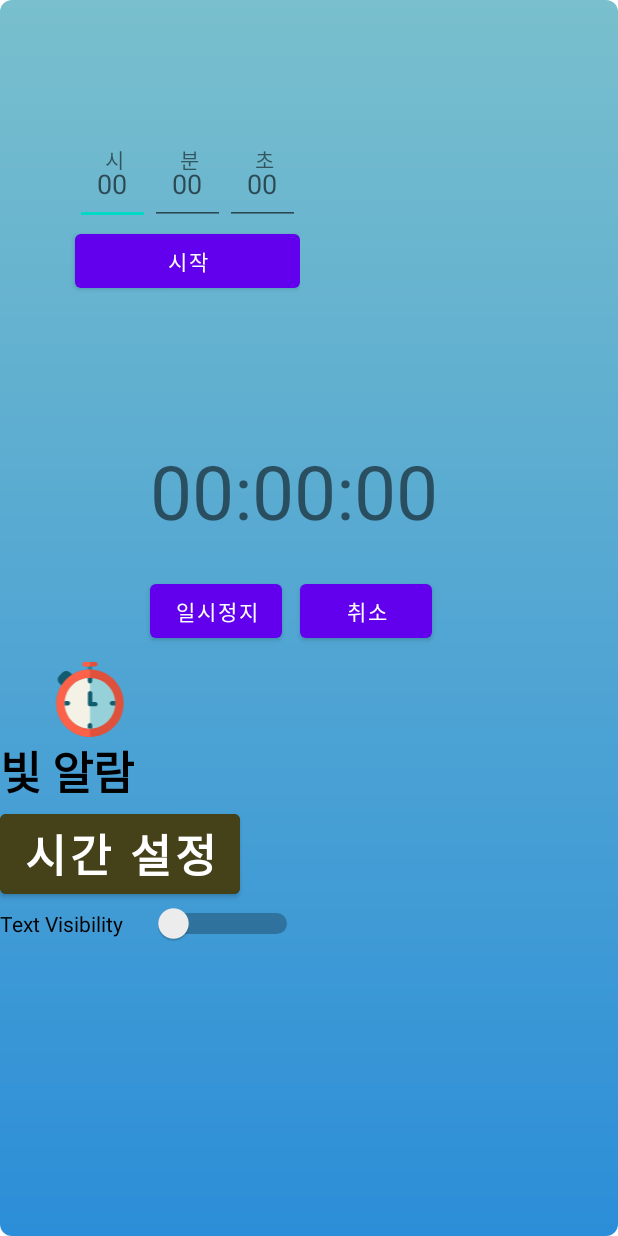
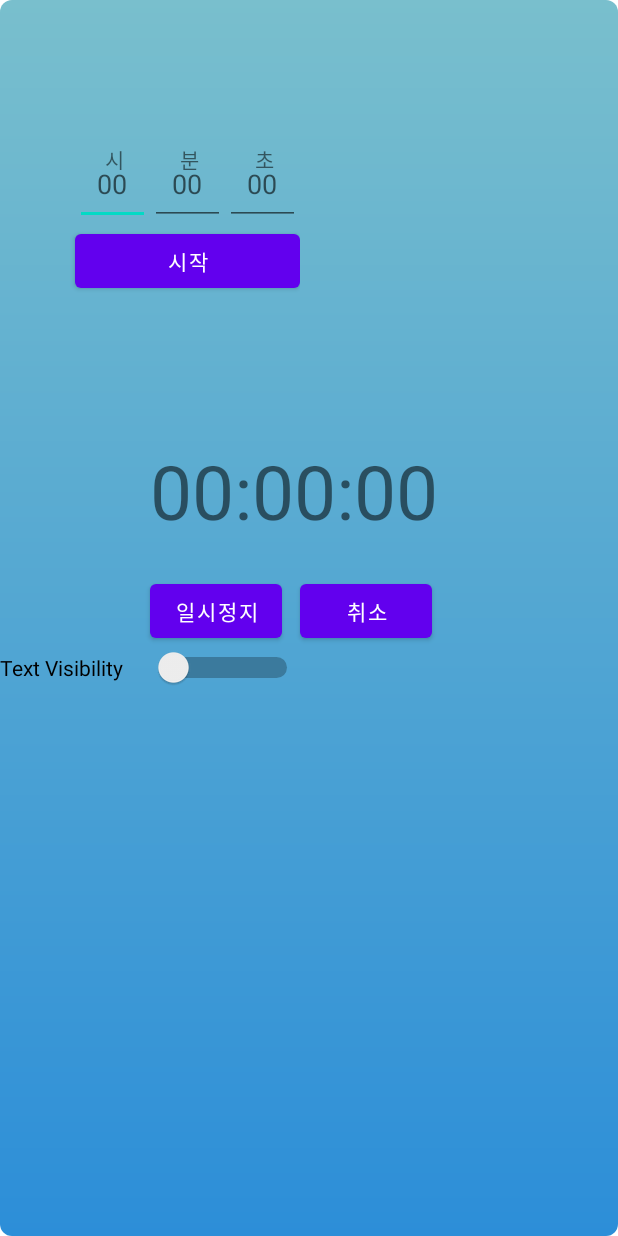
Before and after one commit to aksnd/github_androidstudio, an Android app: the layout activity_main.xml on its own in the app's theme, with its tools: preview values and no code run, on a phone screen of 412 x 824 dp. Run offline under Robolectric (Android 15) with nearby library versions, the phone set to English and light mode, and no system bars.

Commit message:
after after timer

```diff
--- a/app/src/main/java/com/example/github_androidstudio/MainActivity.kt
+++ b/app/src/main/java/com/example/github_androidstudio/MainActivity.kt
@@ -1,9 +1,7 @@
 package com.example.github_androidstudio
 
-import android.content.Intent
 import android.os.Bundle
 import android.util.Log
-import android.view.View
 import androidx.appcompat.app.AppCompatActivity
 import com.example.github_androidstudio.databinding.ActivityMainBinding
 import kotlin.concurrent.timer
@@ -20,9 +18,9 @@ class MainActivity : AppCompatActivity() {
         // 생성된 뷰를 액티비티에 표시합니다.
         setContentView(binding.root)
         //레이아웃을 설정
-        binding.setTime.setOnClickListener(View.OnClickListener {
+        /*binding.setTime.setOnClickListener(View.OnClickListener {
             TimeSetButtonClicked()
-        })
+        })*/
         //setContentView(R.layout.activity_main)
         Log.d(TAG,"MainActivity - onCreate() called")
 
@@ -108,7 +106,6 @@ class MainActivity : AppCompatActivity() {
 
     override fun onPause() {
         super.onPause()
-        binding.textView.setText("abcd")
         Log.d(TAG,"MainActivity - onPause() called")
     }
 
@@ -122,12 +119,12 @@ class MainActivity : AppCompatActivity() {
         Log.d(TAG,"MainActivity - onDestroy() called")
     }
 
-    fun TimeSetButtonClicked(){
+    /*fun TimeSetButtonClicked(){
         Log.d(TAG,"MainActivity - TimeSetButtonClicked() called")
         val intent = Intent(this, secondactivity::class.java)
 
         startActivity(intent)
-    }
+    }*/
 }
 class ActivityMainBinding {
 
--- a/app/src/main/res/layout/activity_main.xml
+++ b/app/src/main/res/layout/activity_main.xml
@@ -106,39 +106,6 @@
             />
     </FrameLayout>
 
-    <ImageView
-        android:id="@+id/image_view"
-        android:layout_width="120dp"
-        android:layout_height="50dp"
-        android:src="@drawable/ic_chronometer"
-        android:layout_marginTop="10dp"
-        android:layout_centerInParent="true"
-        />
-    <TextView
-        android:visibility="visible"
-        android:id="@+id/text_view"
-        android:layout_width="wrap_content"
-        android:layout_height="wrap_content"
-        android:layout_below="@+id/image_view"
-        android:layout_centerHorizontal="true"
-        android:text="빛 알람"
-        android:textColor="#000000"
-        android:textSize="30dp"
-        android:textStyle="bold"
-        />
-
-    <Button
-        android:id="@+id/set_time"
-        android:layout_width="wrap_content"
-        android:layout_height="wrap_content"
-        android:layout_below="@+id/text_view"
-        android:layout_centerHorizontal="true"
-        android:backgroundTint="#454119"
-        android:text="시간 설정"
-        android:textColor="#FFF"
-        android:textSize="30dp"
-        android:textStyle="bold" />
-
     <Switch
         android:id="@+id/flashSwitch"
         android:layout_width="wrap_content"
```
